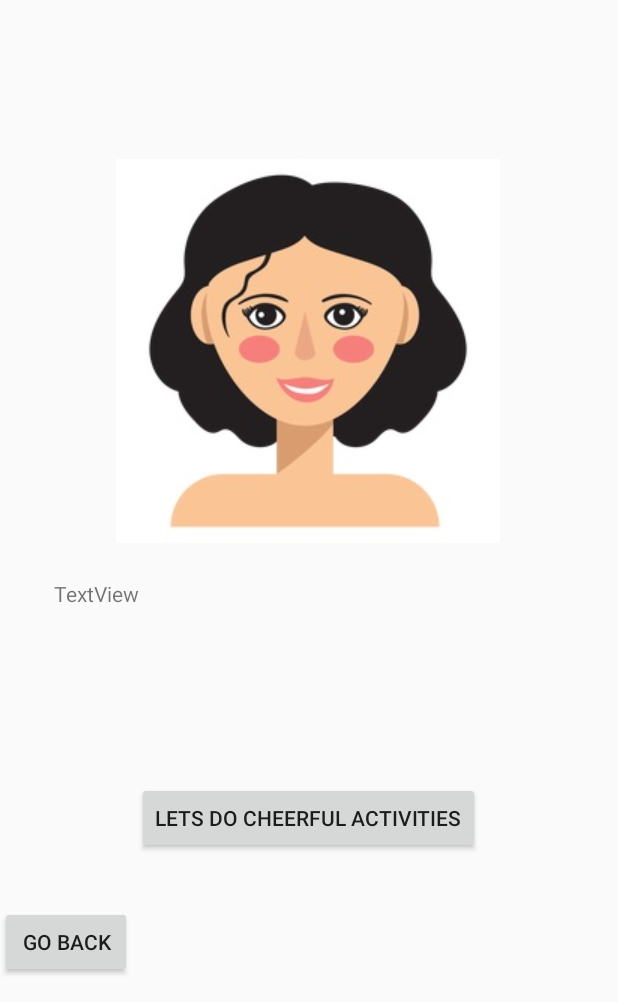
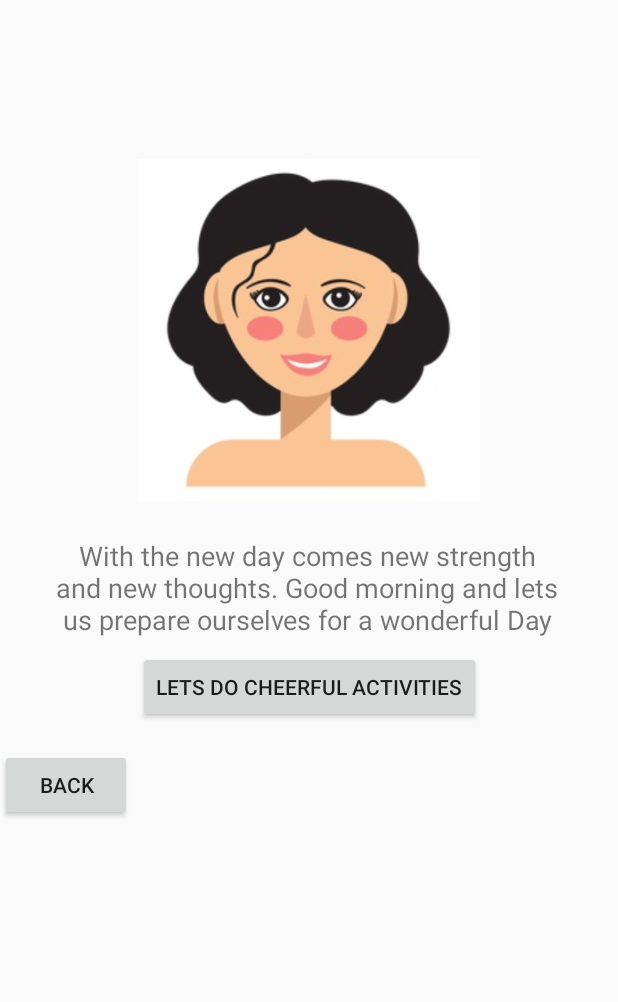
Before and after one commit to Pariksha-ctrl/CheerUpApp, an Android app: the screen it shows after launch (WelcomePageSecondActivity), after a tap on "LET'S GET STARTED", on a phone screen of 412 x 824 dp, the part 234-1236 px from its top. Run offline under Robolectric (Android 15) with nearby library versions, the phone set to English and light mode, and no system bars.

Commit message:
add functionalities on both screen back and forth

```diff
--- a/app/src/main/java/com/example/cheerupapp/MainActivity.java
+++ b/app/src/main/java/com/example/cheerupapp/MainActivity.java
@@ -52,20 +52,17 @@ public class MainActivity extends AppCompatActivity {
                 startActivityForResult(goToWelcomePageIntent, REQUEST_CODE_WELCOME_PAGE_SECOND_SCREEN);
             }
         });
+    }
 
-/*        @Override
+    @Override
     protected void onActivityResult(int requestCode, int resultCode, @Nullable Intent data) {
         super.onActivityResult(requestCode, resultCode, data);
-
         if (requestCode == REQUEST_CODE_WELCOME_PAGE_SECOND_SCREEN){
-
             if (resultCode == RESULT_OK){
                 // if all good
-                    String messagePassedBackToUser = data.getStringExtra("MESSAGE_DESC");
-                    Toast.makeText(this, messagePassedBackToUser, Toast.LENGTH_SHORT).show();
+                String messagePassedBackToLeavingUser = data.getStringExtra("USER_LEAVING_MESSAGE");
+                Toast.makeText(this, messagePassedBackToLeavingUser, Toast.LENGTH_SHORT).show();
             }
         }
-        }*/
-
     }
 }
--- a/app/src/main/java/com/example/cheerupapp/User.java
+++ b/app/src/main/java/com/example/cheerupapp/User.java
@@ -6,8 +6,10 @@ public class User implements Serializable {
 
     // this USER constant is used to identify the user instance to pass between activities
     public static final String USER_KEY = "USER";
+    public static final String USER_LEAVE_MESSAGE= "See you again!";
 
     private String name;
+    private String leavingMessage;
 
     public String getName() {
         return name;
--- a/app/src/main/java/com/example/cheerupapp/WelcomePageSecondActivity.java
+++ b/app/src/main/java/com/example/cheerupapp/WelcomePageSecondActivity.java
@@ -18,7 +18,7 @@ public class WelcomePageSecondActivity extends AppCompatActivity {
         super.onCreate(savedInstanceState);
         setContentView(R.layout.activity_welcome_page_second);
 
-        User user;
+        final User user;
 
         Intent userCallerIntent = getIntent();
         user = (User) userCallerIntent.getSerializableExtra(User.USER_KEY);
@@ -28,19 +28,18 @@ public class WelcomePageSecondActivity extends AppCompatActivity {
 
         letsDoCheerfulActivitiesButton = findViewById(R.id.letsDoCheerfulActivitiesButton);
         goBackToMainPageButton = findViewById(R.id.goBackToMainPageButton);
-/*
+
         goBackToMainPageButton.setOnClickListener(new View.OnClickListener() {
             @Override
             public void onClick(View v) {
-                Intent goBackToMainPageIntent = new Intent();
+                Intent goingBackToMainPageIntent = new Intent();
+                goingBackToMainPageIntent.putExtra(User.USER_KEY, user);
+                goingBackToMainPageIntent.putExtra("USER_LEAVING_MESSAGE", "See you again!");
                 // notify an activity finishes without error
-                setResult(RESULT_OK, goBackToMainPageIntent);
+                setResult(RESULT_OK, goingBackToMainPageIntent);
                 // ends the current activity
                 finish();
             }
-        });*/
-
-
-
+        });
     }
 }
--- a/app/src/main/res/layout/activity_main.xml
+++ b/app/src/main/res/layout/activity_main.xml
@@ -11,7 +11,7 @@
 
     <androidx.constraintlayout.widget.ConstraintLayout
         android:id="@+id/constraintLayout"
-        android:layout_width="wrap_content"
+        android:layout_width="0dp"
         android:layout_height="wrap_content"
         android:minHeight="550dp"
         app:layout_constraintStart_toStartOf="parent"
--- a/app/src/main/res/layout/activity_welcome_page_second.xml
+++ b/app/src/main/res/layout/activity_welcome_page_second.xml
@@ -2,8 +2,9 @@
 <androidx.constraintlayout.widget.ConstraintLayout xmlns:android="http://schemas.android.com/apk/res/android"
     xmlns:app="http://schemas.android.com/apk/res-auto"
     xmlns:tools="http://schemas.android.com/tools"
-    android:layout_width="match_parent"
+    android:layout_width="wrap_content"
     android:layout_height="match_parent"
+    android:maxHeight="700dp"
     tools:context=".WelcomePageSecondActivity">
 
     <TextView
@@ -14,6 +15,8 @@
         android:layout_marginTop="32dp"
         android:layout_marginEnd="50dp"
         android:text="TextView"
+        android:textAlignment="center"
+        android:textSize="24sp"
         app:layout_constraintEnd_toStartOf="@+id/rightGuideline"
         app:layout_constraintHorizontal_bias="1.0"
         app:layout_constraintStart_toStartOf="@+id/leftGuideline"
@@ -35,8 +38,8 @@
 
     <ImageView
         android:id="@+id/imageView3"
-        android:layout_width="wrap_content"
-        android:layout_height="256dp"
+        android:layout_width="255dp"
+        android:layout_height="228dp"
         android:layout_marginTop="36dp"
         app:layout_constraintEnd_toStartOf="@+id/rightGuideline"
         app:layout_constraintHorizontal_bias="0.496"
@@ -46,12 +49,14 @@
 
     <TextView
         android:id="@+id/morningQuoteTextView"
-        android:layout_width="338dp"
-        android:layout_height="111dp"
+        android:layout_width="336dp"
+        android:layout_height="68dp"
         android:layout_marginStart="24dp"
         android:layout_marginTop="24dp"
         android:layout_marginEnd="24dp"
-        android:text="TextView"
+        android:text="With the new day comes new strength and new thoughts. Good morning and lets us prepare ourselves for a wonderful Day ahead."
+        android:textAlignment="center"
+        android:textSize="18sp"
         app:layout_constraintEnd_toEndOf="parent"
         app:layout_constraintHorizontal_bias="0.235"
         app:layout_constraintStart_toStartOf="@+id/leftGuideline"
@@ -61,10 +66,9 @@
         android:id="@+id/letsDoCheerfulActivitiesButton"
         android:layout_width="wrap_content"
         android:layout_height="wrap_content"
-        android:layout_marginTop="24dp"
+        android:layout_marginTop="8dp"
         android:text="Lets Do Cheerful Activities"
         app:layout_constraintEnd_toStartOf="@+id/rightGuideline"
-        app:layout_constraintHorizontal_bias="0.498"
         app:layout_constraintStart_toStartOf="@+id/leftGuideline"
         app:layout_constraintTop_toBottomOf="@+id/morningQuoteTextView" />
 
@@ -84,10 +88,12 @@
         android:layout_height="wrap_content"
         android:layout_marginEnd="28dp"
         android:layout_marginBottom="16dp"
-        android:text="Go Back"
+        android:text="Back"
         app:layout_constraintBottom_toBottomOf="parent"
         app:layout_constraintEnd_toStartOf="@+id/letsDoCheerfulActivitiesButton"
         app:layout_constraintHorizontal_bias="0.0"
-        app:layout_constraintStart_toStartOf="parent" />
+        app:layout_constraintStart_toStartOf="parent"
+        app:layout_constraintTop_toBottomOf="@+id/letsDoCheerfulActivitiesButton"
+        app:layout_constraintVertical_bias="0.327" />
 
 </androidx.constraintlayout.widget.ConstraintLayout>
```
Lines whose indentation alone changed are shown as unchanged.
